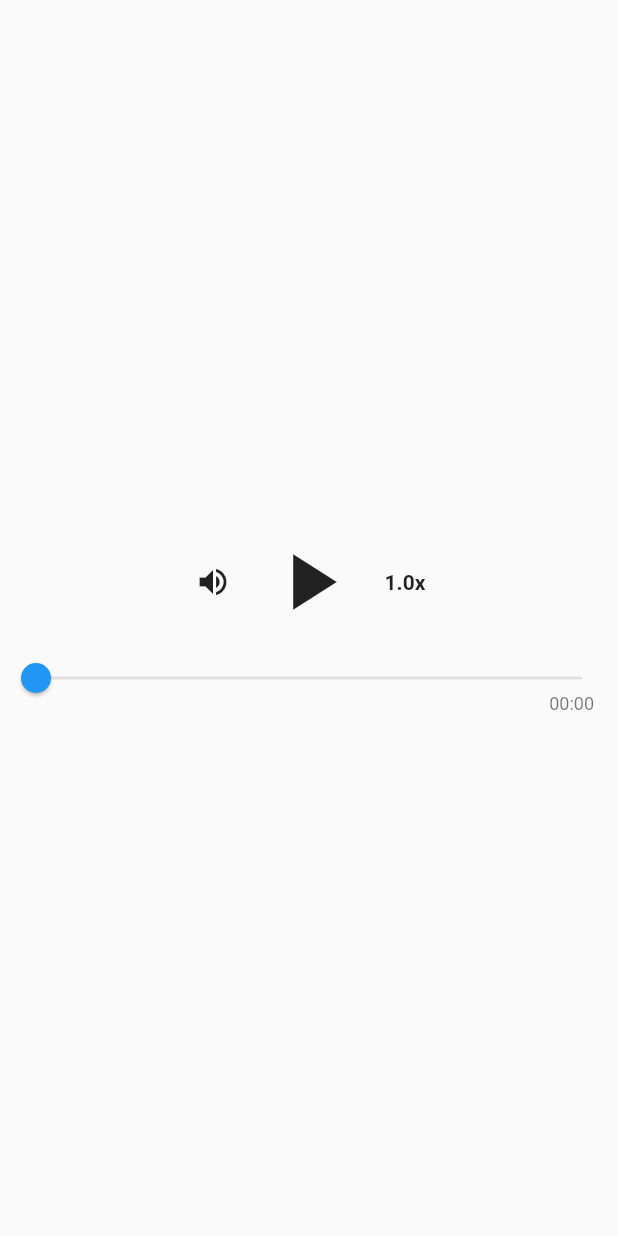
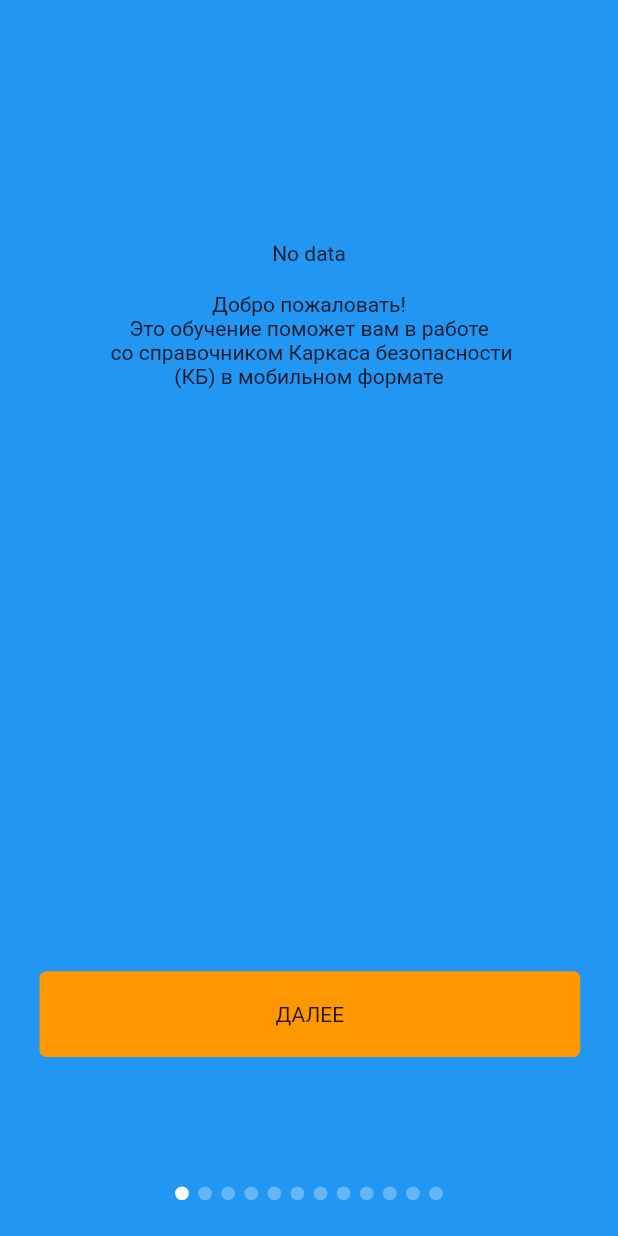
Before and after one commit to GhostuSs/app_meditation, a Flutter app: the screen it shows after launch, on a phone screen of 412 x 824 dp. Run offline on Flutter 3.47's test engine with Material 2 defaults, Android fonts, the phone set to English and light mode, and no system bars; our stand-ins replace bloc, flutter_bloc, flutter_screenutil, just_audio, page_transition, rxdart; missing offline and left inert: audio_session; generated files the repository leaves out were written again.

Commit message:
'initial commit'

```diff
--- a/lib/main.dart
+++ b/lib/main.dart
@@ -1,8 +1,9 @@
 import 'package:app_meditation/ui/res/app_theme.dart';
 import 'package:app_meditation/ui/ui/main_screen.dart';
+import 'package:app_meditation/ui/ui/onboarding/ui/onboarding_screen.dart';
 import 'package:flutter/material.dart';
+import 'package:flutter_gen/gen_l10n/app_localizations.dart';
 import 'package:flutter_localizations/flutter_localizations.dart';
-import 'package:flutter_gen/gen_l10n/app_localizations.dart';
 import 'package:flutter_screenutil/flutter_screenutil.dart';
 
 void main() {
@@ -27,7 +28,7 @@ class App extends StatelessWidget {
         ],
         supportedLocales: AppLocalizations.supportedLocales,
         locale: const Locale('en'),
-        home: const MainScreen(),
+        home: OnboardingScreen(),
       )
   );
 }
--- /dev/null
+++ b/lib/ui/res/color.dart
@@ -0,0 +1,7 @@
+import 'package:flutter/material.dart';
+
+abstract class AppColors{
+  static const Color white = Color(0xFFFFFFFF);
+  static const Color mainBlue = Colors.blue;
+  static const Color orange = Colors.orange;
+}
--- /dev/null
+++ b/lib/ui/ui/onboarding/bloc/onboarding_cubit.dart
@@ -0,0 +1,37 @@
+import 'package:app_meditation/ui/ui/main_screen.dart';
+import 'package:app_meditation/ui/ui/onboarding/models/onb_pages.dart';
+import 'package:bloc/bloc.dart';
+import 'package:flutter/material.dart';
+import 'package:page_transition/page_transition.dart';
+part 'onboarding_state.dart';
+
+class OnboardingCubit extends Cubit<OnboardingState> {
+  OnboardingCubit() : super(OnboardingState(currInd: 0));
+
+  void nextPage() {
+    if ((state.currInd ?? 0) < OnboardingPages.onbScreens.length - 1) {
+      emit(state.copyWith(
+        newCurrInd: (state.currInd ?? 0) + 1,
+      ));
+    }
+  }
+
+  void changePage({required int index}) {
+    emit(state.copyWith(newCurrInd: index));
+  }
+
+  void navigateToHome({required BuildContext context}) {
+    Navigator.push<Widget>(
+        context,
+        PageTransition(
+            child: const MainScreen(),
+            type: PageTransitionType.fade,
+            duration: const Duration(milliseconds: 200)));
+  }
+
+  void prevPage() {
+    if ((state.currInd ?? 0) > 0) {
+      emit(state.copyWith(newCurrInd: (state.currInd ?? 0) - 1));
+    }
+  }
+}
--- /dev/null
+++ b/lib/ui/ui/onboarding/bloc/onboarding_state.dart
@@ -0,0 +1,15 @@
+part of 'onboarding_cubit.dart';
+
+class OnboardingState{
+  OnboardingState({this.currInd});
+  final int? currInd;
+
+
+  OnboardingState copyWith({
+    int? newCurrInd,
+  }){
+    return OnboardingState(
+      currInd: newCurrInd ?? currInd,
+    );
+  }
+}
--- /dev/null
+++ b/lib/ui/ui/onboarding/models/onb_info_model.dart
@@ -0,0 +1,11 @@
+class OnbInfo {
+  const OnbInfo({
+    this.title,
+    this.description,
+    this.pathToAsset,
+  });
+
+  final String? title;
+  final String? description;
+  final String? pathToAsset;
+}
--- /dev/null
+++ b/lib/ui/ui/onboarding/models/onb_pages.dart
@@ -0,0 +1,130 @@
+import 'package:app_meditation/ui/ui/onboarding/models/onb_info_model.dart';
+import 'package:app_meditation/ui/ui/onboarding/uikit/onb_page.dart';
+import 'package:flutter/material.dart';
+
+abstract class OnboardingPages {
+
+  static List<OnbInfo> onbInfo = [
+    const OnbInfo(
+      title: null,
+      description:
+      'Добро пожаловать!\nЭто обучение поможет вам в работе\n со справочником Каркаса безопасности\n(КБ) в мобильном формате',
+    ),
+    OnbInfo(
+      title: 'Паспорт',
+      description:
+      'Набор барьеров, направленный на определенную область происшествий',
+       pathToAsset: null,
+    ),
+    OnbInfo(
+      title: 'Барьер',
+      description:
+      'Способ управления риском ПБ, снижающий вероятность наступления происшествия или уменьшающий его последствия. Каждый барьер состоит из критериев работоспособности',
+       pathToAsset: null,
+    ),
+    OnbInfo(
+      title: 'Место установки барьера (МУБ)',
+      description:
+      'Человек, объект или операция, где барьер должен выполнить свою защитную функцию',
+       pathToAsset: null,
+    ),
+    OnbInfo(
+      title: 'Критерий',
+      description:
+      'Минимально необходимая измеримая характеристика барьера Критерий состоит из чек-листов с перечнем вопросов ',
+       pathToAsset: null,
+    ),
+    OnbInfo(
+      title: 'Вопросы чек-листа',
+      description:
+      'Инструмент оценки каждого критерия работоспособности барьера в месте его установки',
+       pathToAsset: null,
+    ),
+    OnbInfo(
+      title: 'Приложения',
+      description:
+      'В некоторых чек-листах располагаются  приложения, при нажатии на которые раскриывается страница с необходимыми  указаниями',
+       pathToAsset: null,
+    ),
+    OnbInfo(
+      title: 'Избранное',
+      description:
+      'В разделе избранное хранятся часто используемые барьеры Добавляйте сюда свои барьеры, чтобы не тратить время на их поиски',
+       pathToAsset: null,
+    ),
+    OnbInfo(
+      title: 'Видео и иллюстрации',
+      description:
+      'Некоторые барьеры содержат видео и иллюстрации для визуального восприятия информации',
+       pathToAsset: null,
+    ),
+    OnbInfo(
+      title: 'Иллюстрации',
+      description:
+      'Иллюстрации созданы для ряда барьеров с помощью которых можно увидеть визуальную карту барьеров и ознакомиться со всеми пунктами чек-листа каждого критерия',
+       pathToAsset: null,
+    ),
+    OnbInfo(
+      title: 'Видео',
+      description:
+      'В разделе «Видео» находятся все видеоматериалы для быстрого просмотра необходимого контента',
+       pathToAsset: null,
+    ),
+    OnbInfo(
+      title: 'Поиск',
+      description:
+      'С помощью поиска вы сможете находить нужные паспорта и барьеры',
+       pathToAsset: null,
+    ),
+  ];
+
+  static List<Widget> onbScreens =
+      List<Widget>.generate(onbInfo.length, (index) => OnbPage(info: onbInfo[index],center: index==0 ? true : false,));
+
+  static List<Widget> infoScreens =
+  List<Widget>.generate(info.length, (index) => OnbPage(info: info[index],smaller: true,));
+  ///Модели данных информации на экране "Информация"
+  static List<OnbInfo> info = [
+    const OnbInfo(
+      title: null,
+      description:
+      '«Каркас безопасности» (КБ) – процесс\nотбора и внедрения барьеров на пути\nреализации ключевых рисков Компании\nв области производственной безопасности',
+    ),
+    OnbInfo(
+      title: 'Паспорт',
+      description:
+      'Набор барьеров, направленный\nна определенную область происшествий',
+      pathToAsset: null
+    ),
+    OnbInfo(
+      title: 'Барьер',
+      description:
+      'Способ управления риском ПБ,\nснижающий вероятность наступления\nпроисшествия или уменьшающий\nего последствия. Каждый барьер состоит\nиз критериев работоспособности',
+       pathToAsset: null,
+    ),
+    OnbInfo(
+      title: 'Место установки барьера (МУБ)',
+      description:
+      'Человек, объект или операция, где барьер должен выполнить свою защитную функцию',
+       pathToAsset: null,
+    ),
+    OnbInfo(
+      title: 'Критерий',
+      description:
+      'Минимально необходимая измеримая\nхарактеристика барьера\n\nКритерий состоит из чек-листов\nс перечнем вопросов ',
+       pathToAsset: null,
+    ),
+    OnbInfo(
+      title: 'Вопросы чек-листа',
+      description:
+      'Инструмент оценки каждого критерия\nработоспособности барьера в месте\nего установки',
+       pathToAsset: null,
+    ),
+    OnbInfo(
+      title: 'Приложения',
+      description:
+      'В некоторых чек-листах располагаются\nприложения, при нажатии на которые\nраскрывается страница\nс необходимыми  указаниями',
+       pathToAsset: null,
+    ),
+  ];
+}
--- a/lib/ui/ui/onboarding/onboarding_screen.dart
+++ /dev/null
@@ -1 +0,0 @@
-import 'package:flutter/material.dart';
--- /dev/null
+++ b/lib/ui/ui/onboarding/ui/onboarding_screen.dart
@@ -0,0 +1,143 @@
+import 'package:app_meditation/ui/res/color.dart';
+import 'package:app_meditation/ui/ui/onboarding/bloc/onboarding_cubit.dart';
+import 'package:app_meditation/ui/ui/onboarding/models/onb_pages.dart';
+import 'package:app_meditation/ui/uikit/main_button.dart';
+import 'package:flutter/material.dart';
+import 'package:flutter_bloc/flutter_bloc.dart';
+import 'package:flutter_screenutil/flutter_screenutil.dart';
+
+class OnboardingScreen extends StatelessWidget {
+  final OnboardingCubit cubit = OnboardingCubit();
+  final PageController pageController = PageController();
+  static const Duration duration = Duration(milliseconds: 300);
+  static const Curve curve = Curves.fastOutSlowIn;
+
+  OnboardingScreen({Key? key}) : super(key: key);
+  @override
+  Widget build(BuildContext context) {
+    return Scaffold(
+      backgroundColor: AppColors.mainBlue,
+      body: BlocBuilder<OnboardingCubit, OnboardingState>(
+        bloc: cubit,
+        builder: (context, state) => SafeArea(
+          top: false,
+          child: Stack(
+            children: [
+              Column(
+                children: [
+                  Expanded(
+                      child: PageView.builder(
+                    itemCount: OnboardingPages.onbScreens.length,
+                    controller: pageController,
+                    onPageChanged: (index) {
+                      cubit.changePage(index: index);
+                      // pageController.jumpToPage(index);
+                    },
+                    itemBuilder: (_, index) =>
+                        OnboardingPages.onbScreens[index],
+                  )),
+                  Container(
+                    padding: EdgeInsets.symmetric(horizontal: 22.w),
+                    child: Column(
+                      children: [
+                        Row(
+                          mainAxisAlignment: MainAxisAlignment.spaceBetween,
+                          children: [
+                            AnimatedOpacity(
+                              duration: const Duration(milliseconds: 600),
+                              curve: Curves.fastOutSlowIn,
+                              opacity: state.currInd != 0 ? 1.0 : 0.0,
+                              child: AnimatedSize(
+                                duration: duration,
+                                reverseDuration: duration,
+                                curve: Curves.fastOutSlowIn,
+                                child: MainButton(
+                                  label: 'НАЗАД',
+                                  onTap: state.currInd == 0
+                                      ? null
+                                      : () async {
+                                          await pageController
+                                              .previousPage(
+                                                duration: duration,
+                                                curve: Curves.easeInOut,
+                                              );
+                                        },
+                                  width: state.currInd != 0 ? 155.w : 0.w,
+                                ),
+                              ),
+                            ),
+                            AnimatedSize(
+                              duration: duration,
+                              reverseDuration: duration,
+                              curve: Curves.fastOutSlowIn,
+                              alignment: Alignment.centerLeft,
+                              child: MainButton(
+                                label: 'ДАЛЕЕ',
+                                onTap: state.currInd ==
+                                        OnboardingPages.onbScreens.length - 1
+                                    ? () =>
+                                        cubit.navigateToHome(context: context)
+                                    : () async {
+                                        await pageController.nextPage(
+                                          duration: duration,
+                                          curve: Curves.linear,
+                                        );
+                                      },
+                                width: state.currInd != 0 ? 155.w : 315.w,
+                                type: Type.main,
+                              ),
+                            ),
+                          ],
+                        ),
+                        SizedBox(
+                          height: 10.h,
+                        ),
+                        TextButton(
+                          onPressed: () =>
+                              cubit.navigateToHome(context: context),
+                          child: Text(
+                            'Пропустить обучение',
+                          ),
+                        ),
+                        SizedBox(
+                          height: 22.h,
+                        ),
+                        Padding(
+                          padding: EdgeInsets.symmetric(horizontal: 80.w),
+                          child: Row(
+                            mainAxisAlignment: MainAxisAlignment.spaceBetween,
+                            children: [
+                              for (int i = 0;
+                                  i < OnboardingPages.onbScreens.length;
+                                  i++)
+                                AnimatedOpacity(
+                                  opacity: state.currInd == i ? 1.0 : 0.3,
+                                  duration: duration,
+                                  child: Container(
+                                    width: 8.w,
+                                    height: 8.w,
+                                    decoration: const BoxDecoration(
+                                        shape: BoxShape.circle,
+                                        color: AppColors.white,
+                                    ),
+                                  ),
+                                )
+                            ],
+                          ),
+                        ),
+                        SizedBox(
+                          height: 20.h,
+                        ),
+                      ],
+                    ),
+                  ),
+                  // PageView.builder(itemBuilder: itemBuilder)
+                ],
+              ),
+            ],
+          ),
+        ),
+      ),
+    );
+  }
+}
--- /dev/null
+++ b/lib/ui/ui/onboarding/uikit/onb_page.dart
@@ -0,0 +1,74 @@
+import 'package:app_meditation/ui/ui/onboarding/models/onb_info_model.dart';
+import 'package:flutter/material.dart';
+import 'package:flutter_screenutil/flutter_screenutil.dart';
+
+class OnbPage extends StatelessWidget {
+  const OnbPage({Key? key, required this.info, this.center, this.smaller})
+      : super(key: key);
+  final OnbInfo info;
+  final bool? center;
+  final bool? smaller;
+
+  @override
+  Widget build(BuildContext context) {
+    return Container(
+      color: Colors.transparent,
+      child: Stack(
+        alignment: Alignment.bottomCenter,
+        children: [
+          if(info.title!=null)Positioned(
+            top: 20.h,
+              child: Container(
+            width: 531.w,
+            height: 431.h,
+            decoration: const BoxDecoration(
+                shape: BoxShape.circle,
+                gradient: RadialGradient(colors: [
+                  Color.fromRGBO(0, 53, 99, 1),
+                  Color.fromRGBO(0, 53, 99, 0),
+                ],
+                    radius: 0.5,
+                )
+            ),
+          )),
+          Positioned(
+            top: 170.h,
+            child: Align(
+                alignment: Alignment.bottomCenter,
+                child: info.pathToAsset == null
+                    ? Container()
+                    : Image.asset(
+                        info.pathToAsset!,
+                        width: smaller == true ? 300.w : 375.w,
+                        filterQuality: FilterQuality.high,
+                      )
+            ),
+          ),
+          Container(
+            padding: EdgeInsets.symmetric(horizontal: 22.w, vertical: 15.h),
+            child: Column(
+              mainAxisAlignment: MainAxisAlignment.center,
+              children: [
+                Padding(
+                  padding: EdgeInsets.only(top: center == true ? 120.h : 0.h,bottom: 15.h),
+                  child: info.title != null
+                      ? Text(
+                    info.title!,
+                    textAlign: TextAlign.center,
+                  )
+                      : Text("No data"),
+                ),
+                Expanded(
+                  child: Text(
+                    info.description ?? '',
+                    textAlign: TextAlign.center,
+                  ),
+                ),
+              ],
+            ),
+          )
+        ],
+      ),
+    );
+  }
+}
--- /dev/null
+++ b/lib/ui/uikit/main_button.dart
@@ -0,0 +1,42 @@
+import 'package:app_meditation/ui/res/color.dart';
+import 'package:flutter/material.dart';
+import 'package:flutter_screenutil/flutter_screenutil.dart';
+
+enum Type { main, additional }
+
+class MainButton extends StatelessWidget {
+  final VoidCallback? onTap;
+  final Type? type;
+  final double? width;
+  final String label;
+  const MainButton({
+    Key? key,
+    this.onTap,
+    this.type,
+    this.width,
+    required this.label,
+  }) : super(key: key);
+
+  @override
+  Widget build(BuildContext context) {
+    return InkWell(
+      onTap: onTap,
+      hoverColor: Colors.transparent,
+      focusColor: Colors.transparent,
+      borderRadius: BorderRadius.circular(4.r),
+      child: Container(
+        height: 48.h,
+        width: width ?? 100.w,
+        decoration: BoxDecoration(
+          color: type == Type.main ? AppColors.orange : AppColors.white,
+          borderRadius: BorderRadius.circular(4.r),
+        ),
+        child: Center(
+          child: Text(
+            label,
+          ),
+        ),
+      ),
+    );
+  }
+}
```
Also changed, not shown: pubspec.yaml (+15 -1 lines), pubspec.lock.
